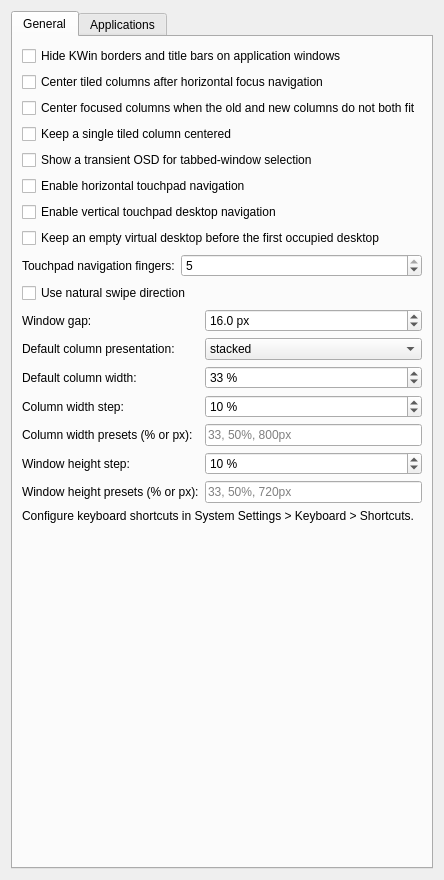
kontonkara/driftile, file packaging/kwin-script/contents/ui/config.ui: the form before one commit.
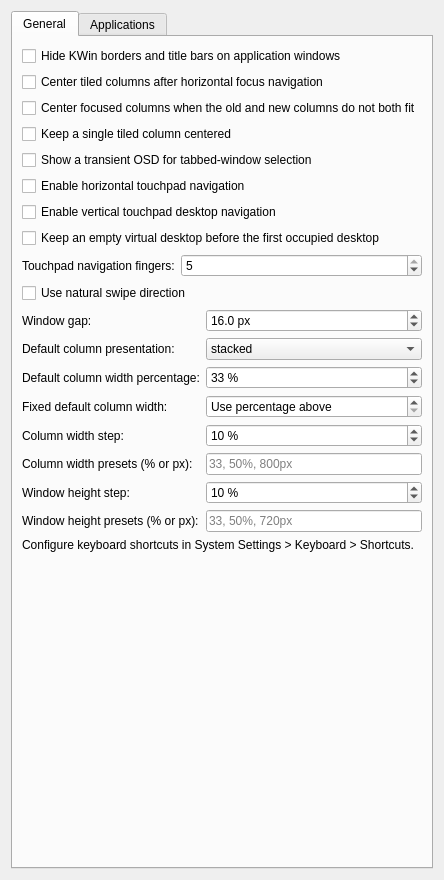
The form after the commit.

Commit message: feat(config): expose fixed default widths

Patch:
```diff
--- a/packaging/kwin-script/contents/ui/config.ui
+++ b/packaging/kwin-script/contents/ui/config.ui
@@ -179,7 +179,7 @@
          <item row="2" column="0">
           <widget class="QLabel" name="defaultColumnWidthLabel">
            <property name="text">
-            <string>Default column width:</string>
+            <string>Default column width percentage:</string>
            </property>
            <property name="buddy">
             <cstring>kcfg_DefaultColumnWidthPercent</cstring>
@@ -203,6 +203,38 @@
           </widget>
          </item>
          <item row="3" column="0">
+          <widget class="QLabel" name="defaultColumnWidthPixelsLabel">
+           <property name="text">
+            <string>Fixed default column width:</string>
+           </property>
+           <property name="buddy">
+            <cstring>kcfg_DefaultColumnWidthPixels</cstring>
+           </property>
+          </widget>
+         </item>
+         <item row="3" column="1">
+          <widget class="QSpinBox" name="kcfg_DefaultColumnWidthPixels">
+           <property name="toolTip">
+            <string>Zero uses the percentage above. A positive value requests a fixed logical-pixel width for later admissions and resets; existing columns are unchanged. Solver constraints and output-pixel snapping remain authoritative.</string>
+           </property>
+           <property name="specialValueText">
+            <string>Use percentage above</string>
+           </property>
+           <property name="suffix">
+            <string> px</string>
+           </property>
+           <property name="minimum">
+            <number>0</number>
+           </property>
+           <property name="maximum">
+            <number>16384</number>
+           </property>
+           <property name="value">
+            <number>0</number>
+           </property>
+          </widget>
+         </item>
+         <item row="4" column="0">
           <widget class="QLabel" name="columnWidthStepLabel">
            <property name="text">
             <string>Column width step:</string>
@@ -212,7 +244,7 @@
            </property>
           </widget>
          </item>
-         <item row="3" column="1">
+         <item row="4" column="1">
           <widget class="QSpinBox" name="kcfg_ColumnWidthStepPercent">
            <property name="suffix">
             <string> %</string>
@@ -228,7 +260,7 @@
            </property>
           </widget>
          </item>
-         <item row="4" column="0">
+         <item row="5" column="0">
           <widget class="QLabel" name="columnWidthPresetsLabel">
            <property name="text">
             <string>Column width presets (% or px):</string>
@@ -238,7 +270,7 @@
            </property>
           </widget>
          </item>
-         <item row="4" column="1">
+         <item row="5" column="1">
           <widget class="QLineEdit" name="kcfg_ColumnWidthPresets">
            <property name="toolTip">
             <string>Up to 16 comma-separated presets. Percentages use bare 10 to 100 or explicit 10% to 100%; fixed sizes use 1px to 16384px. Values must increase within each unit. Blank uses the built-in thirds.</string>
@@ -248,7 +280,7 @@
            </property>
           </widget>
          </item>
-         <item row="5" column="0">
+         <item row="6" column="0">
           <widget class="QLabel" name="windowHeightStepLabel">
            <property name="text">
             <string>Window height step:</string>
@@ -258,7 +290,7 @@
            </property>
           </widget>
          </item>
-         <item row="5" column="1">
+         <item row="6" column="1">
           <widget class="QSpinBox" name="kcfg_WindowHeightStepPercent">
            <property name="suffix">
             <string> %</string>
@@ -274,7 +306,7 @@
            </property>
           </widget>
          </item>
-         <item row="6" column="0">
+         <item row="7" column="0">
           <widget class="QLabel" name="windowHeightPresetsLabel">
            <property name="text">
             <string>Window height presets (% or px):</string>
@@ -284,7 +316,7 @@
            </property>
           </widget>
          </item>
-         <item row="6" column="1">
+         <item row="7" column="1">
           <widget class="QLineEdit" name="kcfg_WindowHeightPresets">
            <property name="toolTip">
             <string>Up to 16 comma-separated presets. Percentages use bare 10 to 100 or explicit 10% to 100%; fixed sizes use 1px to 16384px. Values must increase within each unit. Blank uses the built-in 1/3, 1/2, and 2/3 proportions.</string>
```
The commit also changes 6 other files.
